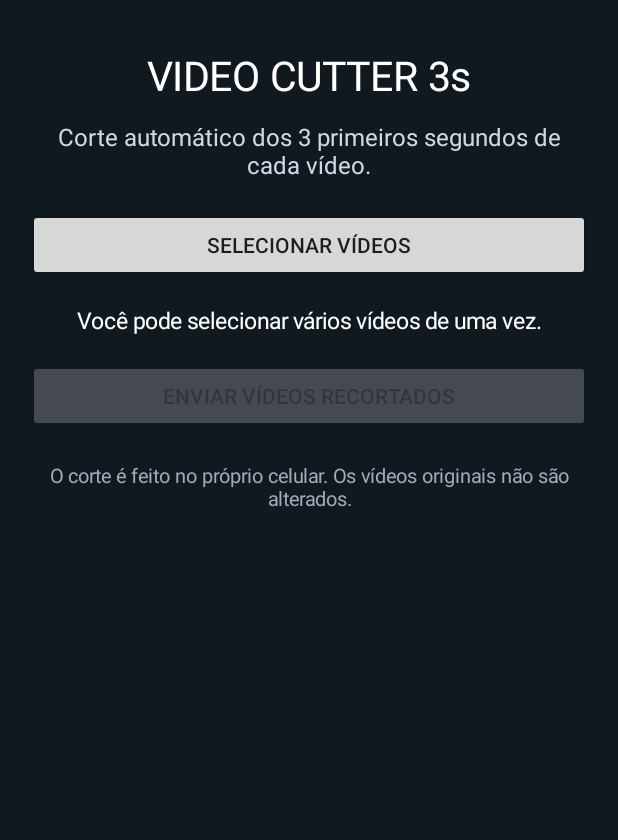
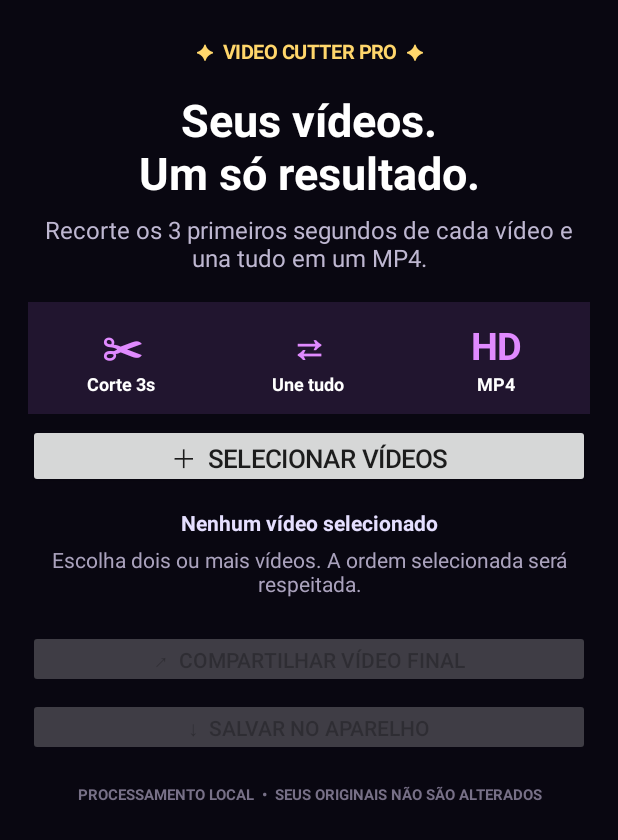
Before and after one commit to xavecotrabalhos-debug/Nakakakakak, an Android app: the screen it shows after launch (MainActivity), on a phone screen of 412 x 824 dp. Shown: the top 840 px of the screen. Run offline under Robolectric (Android 15) with nearby library versions, the phone set to English and light mode, and no system bars.

Commit message:
Premium UI e exportacao de video unificado

```diff
--- a/video-cutter/app/src/main/java/com/xaveco/videocutter/MainActivity.java
+++ b/video-cutter/app/src/main/java/com/xaveco/videocutter/MainActivity.java
@@ -19,55 +19,173 @@ import java.util.concurrent.Executors;
 public class MainActivity extends Activity {
     private static final int PICK_VIDEOS = 41;
     private final ExecutorService executor = Executors.newSingleThreadExecutor();
-    private final ArrayList<File> finishedClips = new ArrayList<>();
-    private TextView status;
-    private Button shareButton, pickButton;
+    private File finalVideo;
+    private TextView status, count;
+    private Button pickButton, shareButton, saveButton;
 
     @Override public void onCreate(Bundle state) {
         super.onCreate(state);
         LinearLayout page = new LinearLayout(this);
-        page.setOrientation(LinearLayout.VERTICAL); page.setGravity(Gravity.CENTER_HORIZONTAL);
-        page.setPadding(28,48,28,28); page.setBackgroundColor(0xFF101820);
-        TextView title = new TextView(this); title.setText("VIDEO CUTTER 3s"); title.setTextSize(27); title.setTextColor(0xFFFFFFFF); title.setGravity(Gravity.CENTER); page.addView(title,match());
-        TextView subtitle = new TextView(this); subtitle.setText("Corte automático dos 3 primeiros segundos de cada vídeo."); subtitle.setTextSize(16); subtitle.setTextColor(0xFFCFD8E3); subtitle.setGravity(Gravity.CENTER); subtitle.setPadding(0,18,0,28); page.addView(subtitle,match());
-        pickButton = new Button(this); pickButton.setText("Selecionar vídeos"); pickButton.setOnClickListener(v -> openPicker()); page.addView(pickButton,match());
-        status = new TextView(this); status.setText("Você pode selecionar vários vídeos de uma vez."); status.setTextColor(0xFFFFFFFF); status.setTextSize(15); status.setGravity(Gravity.CENTER); status.setPadding(0,24,0,24); page.addView(status,match());
-        shareButton = new Button(this); shareButton.setText("Enviar vídeos recortados"); shareButton.setEnabled(false); shareButton.setOnClickListener(v -> shareClips()); page.addView(shareButton,match());
-        TextView note = new TextView(this); note.setText("O corte é feito no próprio celular. Os vídeos originais não são alterados."); note.setTextColor(0xFF9EABB8); note.setTextSize(13); note.setGravity(Gravity.CENTER); note.setPadding(0,30,0,0); page.addView(note,match());
+        page.setOrientation(LinearLayout.VERTICAL);
+        page.setPadding(28, 38, 28, 28);
+        page.setBackgroundColor(0xFF090711);
+
+        TextView crown = text("✦  VIDEO CUTTER PRO  ✦", 13, 0xFFFFD66B, true);
+        crown.setGravity(Gravity.CENTER);
+        page.addView(crown, match());
+
+        TextView title = text("Seus vídeos.\nUm só resultado.", 30, 0xFFFFFFFF, true);
+        title.setGravity(Gravity.CENTER);
+        title.setPadding(0, 24, 0, 10);
+        page.addView(title, match());
+
+        TextView subtitle = text("Recorte os 3 primeiros segundos de cada vídeo e una tudo em um MP4.", 16, 0xFFBEB7D1, false);
+        subtitle.setGravity(Gravity.CENTER);
+        subtitle.setPadding(8, 0, 8, 28);
+        page.addView(subtitle, match());
+
+        LinearLayout features = new LinearLayout(this);
+        features.setOrientation(LinearLayout.HORIZONTAL);
+        features.setGravity(Gravity.CENTER);
+        features.addView(feature("✂", "Corte 3s"), new LinearLayout.LayoutParams(0, 112, 1));
+        features.addView(feature("⇄", "Une tudo"), new LinearLayout.LayoutParams(0, 112, 1));
+        features.addView(feature("HD", "MP4"), new LinearLayout.LayoutParams(0, 112, 1));
+        page.addView(features, match());
+
+        pickButton = new Button(this);
+        pickButton.setText("＋  SELECIONAR VÍDEOS");
+        pickButton.setTextSize(17);
+        pickButton.setAllCaps(false);
+        pickButton.setOnClickListener(v -> openPicker());
+        page.addView(pickButton, buttonParams(64));
+
+        count = text("Nenhum vídeo selecionado", 14, 0xFFE5DFFF, true);
+        count.setGravity(Gravity.CENTER);
+        count.setPadding(0, 20, 0, 8);
+        page.addView(count, match());
+
+        status = text("Escolha dois ou mais vídeos. A ordem selecionada será respeitada.", 14, 0xFFAAA2BD, false);
+        status.setGravity(Gravity.CENTER);
+        status.setPadding(0, 0, 0, 22);
+        page.addView(status, match());
+
+        shareButton = new Button(this);
+        shareButton.setText("↗  COMPARTILHAR VÍDEO FINAL");
+        shareButton.setAllCaps(false);
+        shareButton.setEnabled(false);
+        shareButton.setOnClickListener(v -> shareFinal());
+        page.addView(shareButton, buttonParams(58));
+
+        saveButton = new Button(this);
+        saveButton.setText("↓  SALVAR NO APARELHO");
+        saveButton.setAllCaps(false);
+        saveButton.setEnabled(false);
+        saveButton.setOnClickListener(v -> saveFinal());
+        page.addView(saveButton, buttonParams(58));
+
+        TextView privacy = text("PROCESSAMENTO LOCAL  •  SEUS ORIGINAIS NÃO SÃO ALTERADOS", 10, 0xFF777087, true);
+        privacy.setGravity(Gravity.CENTER);
+        privacy.setPadding(0, 28, 0, 0);
+        page.addView(privacy, match());
         setContentView(page);
     }
-    private LinearLayout.LayoutParams match() { return new LinearLayout.LayoutParams(-1,-2); }
+
+    private TextView text(String value, int size, int color, boolean bold) {
+        TextView t = new TextView(this);
+        t.setText(value); t.setTextSize(size); t.setTextColor(color);
+        if (bold) t.setTypeface(null, 1);
+        return t;
+    }
+    private LinearLayout feature(String symbol, String label) {
+        LinearLayout card = new LinearLayout(this);
+        card.setOrientation(LinearLayout.VERTICAL); card.setGravity(Gravity.CENTER);
+        card.setBackgroundColor(0xFF21152F); card.setPadding(6, 12, 6, 12);
+        TextView a = text(symbol, 25, 0xFFE08AFF, true); a.setGravity(Gravity.CENTER); card.addView(a, match());
+        TextView b = text(label, 12, 0xFFFFFFFF, true); b.setGravity(Gravity.CENTER); card.addView(b, match());
+        return card;
+    }
+    private LinearLayout.LayoutParams match() { return new LinearLayout.LayoutParams(-1, -2); }
+    private LinearLayout.LayoutParams buttonParams(int h) {
+        LinearLayout.LayoutParams p = new LinearLayout.LayoutParams(-1, h);
+        p.setMargins(0, 10, 0, 0); return p;
+    }
     private void openPicker() {
-        Intent intent=new Intent(Intent.ACTION_OPEN_DOCUMENT); intent.addCategory(Intent.CATEGORY_OPENABLE); intent.setType("video/*"); intent.putExtra(Intent.EXTRA_ALLOW_MULTIPLE,true); startActivityForResult(intent,PICK_VIDEOS);
+        Intent i = new Intent(Intent.ACTION_OPEN_DOCUMENT);
+        i.addCategory(Intent.CATEGORY_OPENABLE); i.setType("video/*");
+        i.putExtra(Intent.EXTRA_ALLOW_MULTIPLE, true);
+        startActivityForResult(i, PICK_VIDEOS);
     }
-    @Override protected void onActivityResult(int requestCode,int resultCode,Intent data) {
-        super.onActivityResult(requestCode,resultCode,data);
-        if(requestCode!=PICK_VIDEOS||resultCode!=RESULT_OK||data==null) return;
-        ArrayList<Uri> selected=new ArrayList<>();
-        if(data.getClipData()!=null) for(int i=0;i<data.getClipData().getItemCount();i++) selected.add(data.getClipData().getItemAt(i).getUri());
-        else if(data.getData()!=null) selected.add(data.getData());
-        if(selected.isEmpty()) return;
-        pickButton.setEnabled(false); shareButton.setEnabled(false); finishedClips.clear(); status.setText("Recortando "+selected.size()+" vídeo(s)...");
+    @Override protected void onActivityResult(int requestCode, int resultCode, Intent data) {
+        super.onActivityResult(requestCode, resultCode, data);
+        if (requestCode != PICK_VIDEOS || resultCode != RESULT_OK || data == null) return;
+        ArrayList<Uri> sources = new ArrayList<>();
+        if (data.getClipData() != null) {
+            for (int i = 0; i < data.getClipData().getItemCount(); i++) sources.add(data.getClipData().getItemAt(i).getUri());
+        } else if (data.getData() != null) sources.add(data.getData());
+        if (sources.isEmpty()) return;
+        pickButton.setEnabled(false); shareButton.setEnabled(false); saveButton.setEnabled(false);
+        count.setText(sources.size() + " vídeo(s) selecionado(s)");
+        status.setText("Preparando os cortes e unindo tudo...");
         executor.execute(() -> {
-            ArrayList<File> outputs=new ArrayList<>(); int failures=0;
-            File dir=new File(getExternalFilesDir(Environment.DIRECTORY_MOVIES),"VideoCutter3s"); if(!dir.exists()) dir.mkdirs();
-            for(int i=0;i<selected.size();i++) try {
-                File out=new File(dir,"clip_3s_"+System.currentTimeMillis()+"_"+i+".mp4"); VideoTrimmer.trim(this,selected.get(i),out,3_000_000L); outputs.add(out);
-            } catch(Exception e) { failures++; }
-            final int failed=failures;
+            File dir = new File(getExternalFilesDir(Environment.DIRECTORY_MOVIES), "VideoCutter3s");
+            if (!dir.exists()) dir.mkdirs();
+            ArrayList<File> clips = new ArrayList<>();
+            String error = null;
+            try {
+                for (int n = 0; n < sources.size(); n++) {
+                    File clip = new File(dir, "parte_" + n + "_" + System.currentTimeMillis() + ".mp4");
+                    VideoTrimmer.trim(this, sources.get(n), clip, 3_000_000L);
+                    clips.add(clip);
+                    final int done = n + 1;
+                    runOnUiThread(() -> status.setText("Recortando vídeos: " + done + "/" + sources.size()));
+                }
+                finalVideo = new File(dir, "video_unificado_" + System.currentTimeMillis() + ".mp4");
+                VideoTrimmer.join(clips, finalVideo);
+            } catch (Exception e) { error = e.getMessage(); }
+            final String resultError = error;
             runOnUiThread(() -> {
-                pickButton.setEnabled(true); finishedClips.clear(); finishedClips.addAll(outputs); shareButton.setEnabled(!outputs.isEmpty());
-                String msg=outputs.size()+" vídeo(s) recortado(s) com sucesso."; if(failed>0) msg+=" "+failed+" falha(s)."; status.setText(msg);
-                if(!outputs.isEmpty()) Toast.makeText(this,"Pronto! Toque em Enviar para escolher o destino.",Toast.LENGTH_LONG).show();
+                pickButton.setEnabled(true);
+                if (resultError == null) {
+                    status.setText("✓ Pronto! Todos os trechos estão em um único vídeo MP4.");
+                    shareButton.setEnabled(true); saveButton.setEnabled(true);
+                } else {
+                    status.setText("Não foi possível unir os vídeos: " + resultError);
+                    Toast.makeText(this, "Verifique se os vídeos têm formatos compatíveis.", Toast.LENGTH_LONG).show();
+                }
             });
         });
     }
-    private void shareClips() {
+    private Uri finalUri() {
+        return FileProvider.getUriForFile(this, getPackageName() + ".provider", finalVideo);
+    }
+    private void shareFinal() {
+        if (finalVideo == null || !finalVideo.exists()) return;
+        Intent i = new Intent(Intent.ACTION_SEND);
+        i.setType("video/mp4"); i.putExtra(Intent.EXTRA_STREAM, finalUri());
+        i.addFlags(Intent.FLAG_GRANT_READ_URI_PERMISSION);
+        startActivity(Intent.createChooser(i, "Compartilhar vídeo unificado"));
+    }
+    private void saveFinal() {
+        if (finalVideo == null || !finalVideo.exists()) return;
         try {
-            ArrayList<Uri> uris=new ArrayList<>(); for(File f:finishedClips) uris.add(FileProvider.getUriForFile(this,getPackageName()+".provider",f));
-            Intent send=new Intent(Intent.ACTION_SEND_MULTIPLE); send.setType("video/mp4"); send.putParcelableArrayListExtra(Intent.EXTRA_STREAM,uris); send.addFlags(Intent.FLAG_GRANT_READ_URI_PERMISSION);
-            startActivity(Intent.createChooser(send,"Enviar vídeos recortados para..."));
-        } catch(Exception e) { Toast.makeText(this,"Erro ao compartilhar: "+e.getMessage(),Toast.LENGTH_LONG).show(); }
+            if (android.os.Build.VERSION.SDK_INT >= 29) {
+                android.content.ContentValues values = new android.content.ContentValues();
+                values.put(android.provider.MediaStore.Video.Media.DISPLAY_NAME, "VideoCutter_unificado.mp4");
+                values.put(android.provider.MediaStore.Video.Media.MIME_TYPE, "video/mp4");
+                values.put(android.provider.MediaStore.Video.Media.RELATIVE_PATH, Environment.DIRECTORY_MOVIES + "/VideoCutter3s");
+                Uri uri = getContentResolver().insert(android.provider.MediaStore.Video.Media.EXTERNAL_CONTENT_URI, values);
+                if (uri == null) throw new Exception("Não foi possível criar o arquivo.");
+                try (java.io.InputStream in = new java.io.FileInputStream(finalVideo);
+                     java.io.OutputStream out = getContentResolver().openOutputStream(uri)) {
+                    byte[] buf = new byte[8192]; int len; while ((len = in.read(buf)) > 0) out.write(buf, 0, len);
+                }
+            } else {
+                File target = new File(Environment.getExternalStoragePublicDirectory(Environment.DIRECTORY_MOVIES), "VideoCutter3s");
+                if (!target.exists()) target.mkdirs();
+                java.nio.file.Files.copy(finalVideo.toPath(), new File(target, "VideoCutter_unificado.mp4").toPath(), java.nio.file.StandardCopyOption.REPLACE_EXISTING);
+            }
+            Toast.makeText(this, "Vídeo salvo em Filmes/VideoCutter3s", Toast.LENGTH_LONG).show();
+        } catch (Exception e) { Toast.makeText(this, "Erro ao salvar: " + e.getMessage(), Toast.LENGTH_LONG).show(); }
     }
     @Override protected void onDestroy() { super.onDestroy(); executor.shutdown(); }
 }
```
